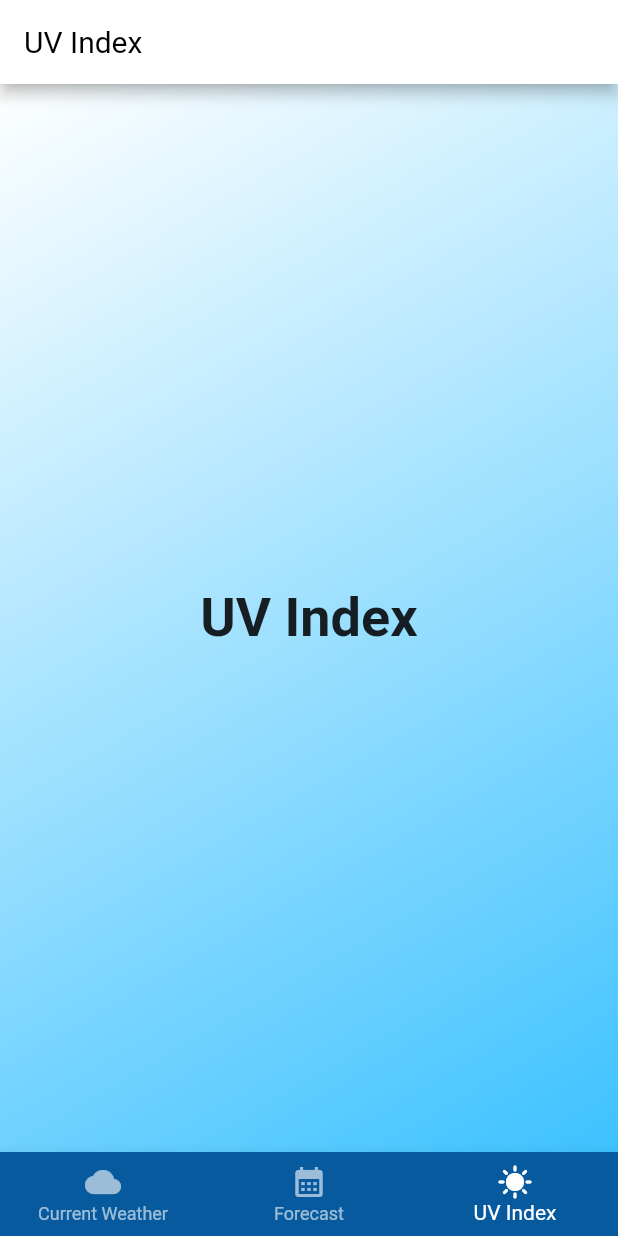
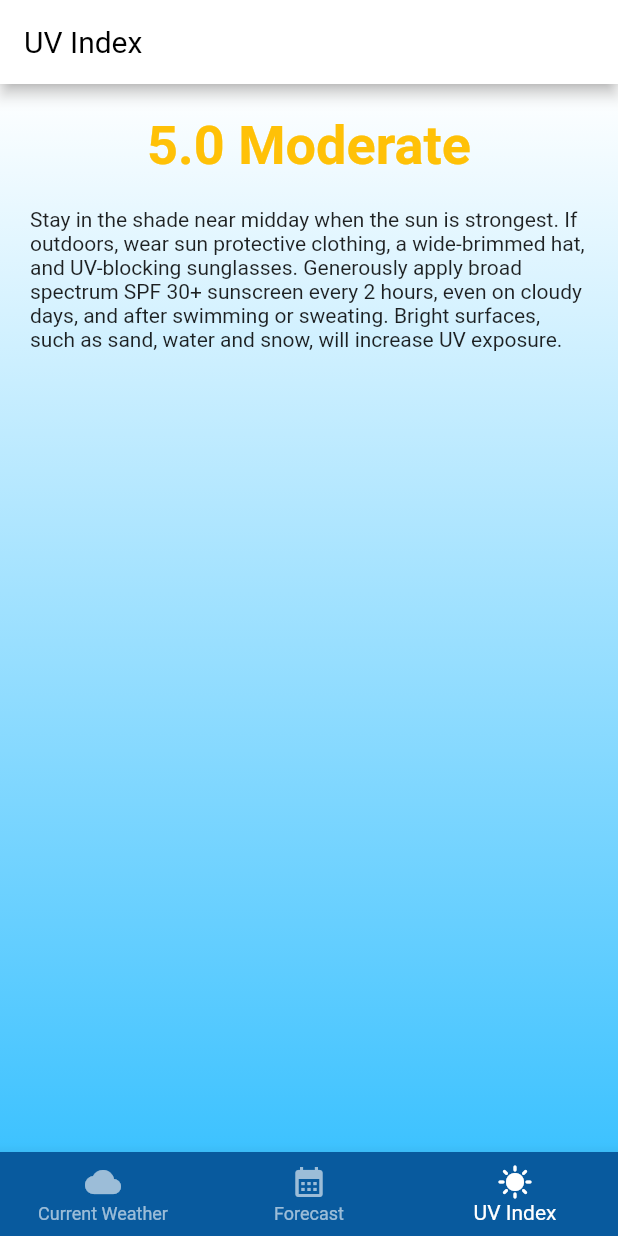
Before and after one commit to kensodemann/local_weather, a Flutter app: the screen it shows after launch, item 3 of the bottom bar chosen, on a phone screen of 412 x 824 dp. Run offline on Flutter 3.47's test engine with Material 2 defaults, Android fonts, the phone set to English and light mode, and no system bars.

Commit message:
feat(uv): layout the UV index page

```diff
--- a/lib/pages/tabs_page.dart
+++ b/lib/pages/tabs_page.dart
@@ -55,8 +55,8 @@ class _TabsPageState extends State<TabsPage> {
       body: Container(
         decoration: BoxDecoration(
           gradient: LinearGradient(
-            begin: Alignment.bottomRight,
-            end: Alignment.topLeft,
+            begin: Alignment.bottomCenter,
+            end: Alignment.topCenter,
             colors: [Theme.of(context).colorScheme.secondary, Colors.white],
           ),
         ),
--- a/lib/pages/uv_index_page.dart
+++ b/lib/pages/uv_index_page.dart
@@ -1,16 +1,70 @@
 import 'package:flutter/material.dart';
 
 class UVIndexPage extends StatelessWidget {
+  final double uvIndex = 5.0;
+  static const _uvRiskName = [
+    'Low',
+    'Moderate',
+    'High',
+    'Very High',
+    'Extreme',
+  ];
+
+  static const _uvRiskColor = [
+    Colors.green,
+    Colors.amber,
+    Colors.orange,
+    Colors.deepOrange,
+    Colors.red,
+  ];
+
+  static const _uvRiskDescription = [
+    'Wear sunglasses on bright days. If you burn easily, cover up and use broad spectrum SPF 30+ sunscreen. Bright surfaces, such as sand, water and snow, will increase UV exposure.',
+    'Stay in the shade near midday when the sun is strongest. If outdoors, wear sun protective clothing, a wide-brimmed hat, and UV-blocking sunglasses. Generously apply broad spectrum SPF 30+ sunscreen every 2 hours, even on cloudy days, and after swimming or sweating. Bright surfaces, such as sand, water and snow, will increase UV exposure.',
+    'Reduce time in the sun between 10 a.m. and 4 p.m. If outdoors, seek shade and wear sun protective clothing, a wide-brimmed hat, and UV-blocking sunglasses. Generously apply broad spectrum SPF 30+ sunscreen every 2 hours, even on cloudy days, and after swimming or sweating. Bright surfaces, such sand, water and snow, will increase UV exposure.',
+    'Minimize sun exposure between 10 a.m. and 4 p.m. If outdoors, seek shade and wear sun protective clothing, a wide-brimmed hat, and UV-blocking sunglasses. Generously apply broad spectrum SPF 30+ sunscreen every 2 hours, even on cloudy days, and after swimming or sweating. Bright surfaces, such as sand, water and snow, will increase UV exposure.',
+    'Try to avoid sun exposure between 10 a.m. and 4 p.m. If outdoors, seek shade and wear sun protective clothing, a wide-brimmed hat, and UV-blocking sunglasses. Generously apply broad spectrum SPF 30+ sunscreen every 2 hours, even on cloudy days, and after swimming or sweating. Bright surfaces, such as sand, water and snow, will increase UV exposure.',
+  ];
+
   const UVIndexPage({Key? key}) : super(key: key);
+
+  int _getUvRisk(double uvIndex) {
+    if (uvIndex < 3) {
+      return 0;
+    } else if (uvIndex < 6) {
+      return 1;
+    } else if (uvIndex < 8) {
+      return 2;
+    } else if (uvIndex < 11) {
+      return 3;
+    } else {
+      return 4;
+    }
+  }
 
   @override
   Widget build(BuildContext context) {
+    final risk = _getUvRisk(uvIndex);
     return Container(
-      child: Center(
-        child: Text(
-          'UV Index',
-          style: Theme.of(context).textTheme.titleLarge,
-        ),
+      width: double.infinity,
+      padding: const EdgeInsets.all(20),
+      child: Column(
+        children: [
+          Text(
+            '${uvIndex.toStringAsFixed(1)} ${_uvRiskName[risk]}',
+            style: Theme.of(context)
+                .textTheme
+                .titleLarge!
+                .copyWith(color: _uvRiskColor[risk]),
+          ),
+          const SizedBox(
+            height: 20,
+          ),
+          Text(
+            _uvRiskDescription[risk],
+            style: Theme.of(context).textTheme.bodyMedium,
+          ),
+        ],
       ),
     );
   }
```
